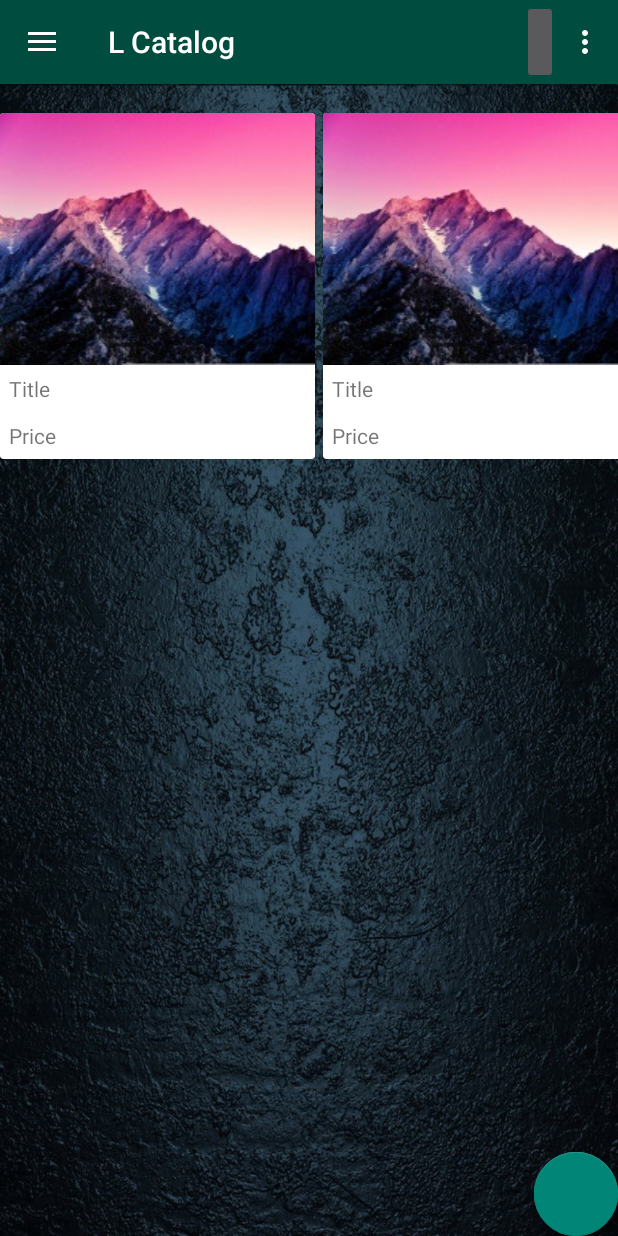
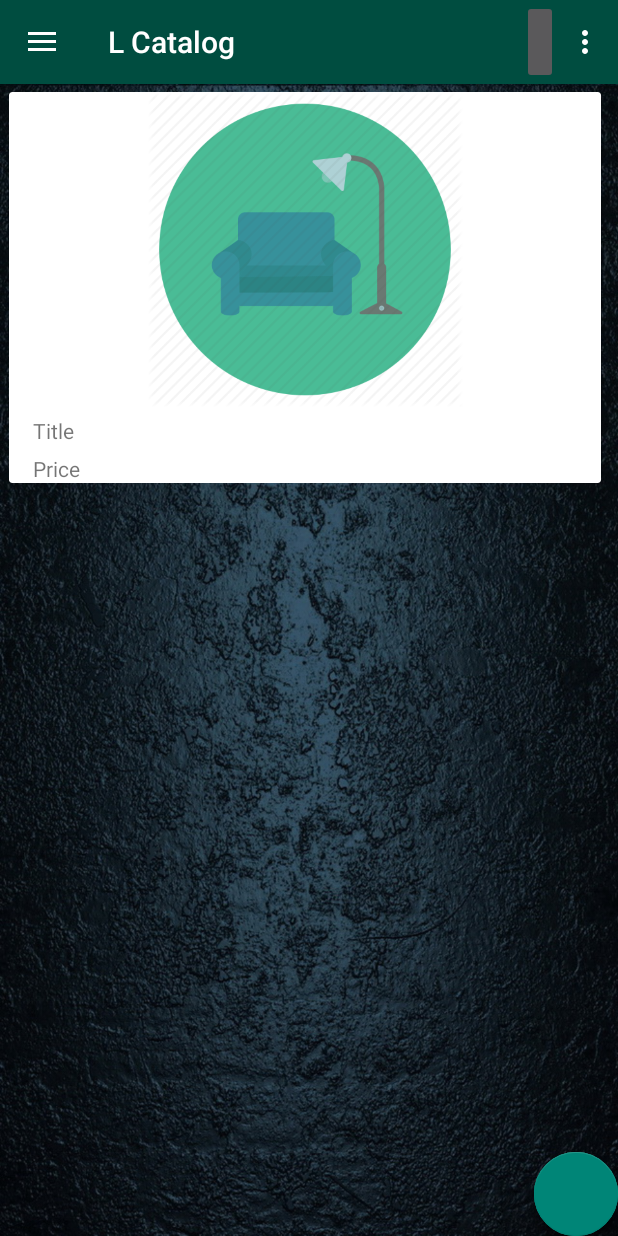
Before and after one commit to RamakrishnaKatta/Lcatalog_AndroidAppFinal, an Android app: the MainActivity screen opened directly, with no data from a screen before it, in the side drawer, after a tap on "Favourites", on a phone screen of 412 x 824 dp. Run offline under Robolectric (Android 15) with nearby library versions, the phone set to English and light mode, and no system bars; libraries missing offline, so code that uses them is left out: com.getbase.floatingactionbutton; plain views replace FloatingActionButton, FloatingActionsMenu; 2 statements that could not run were skipped.

Commit message:
Merge branch 'devTeam' of C:\Android\WorkShop\AndroidStudioProjects\Lcatalog_AndroidApp with conflicts.

```diff
--- a/app/src/main/java/com/lucidleanlabs/dev/lcatalog_androidapp/MainActivity.java
+++ b/app/src/main/java/com/lucidleanlabs/dev/lcatalog_androidapp/MainActivity.java
@@ -20,6 +20,9 @@ import android.widget.FrameLayout;
 import android.widget.RelativeLayout;
 
 import com.getbase.floatingactionbutton.FloatingActionsMenu;
+import com.lucidleanlabs.dev.lcatalog_androidapp.adapters.GridViewAdapter;
+import com.lucidleanlabs.dev.lcatalog_androidapp.adapters.ListViewHorizontalAdapter;
+import com.lucidleanlabs.dev.lcatalog_androidapp.adapters.ListViewVerticalAdapter;
 
 public class MainActivity extends AppCompatActivity
         implements NavigationView.OnNavigationItemSelectedListener {
@@ -119,63 +122,56 @@ public class MainActivity extends AppCompatActivity
 
         if (id == R.id.nav_catalog) {
 
-            RecyclerView gridView = (RecyclerView) findViewById(R.id.grid_recycler);
-            gridView.setHasFixedSize(true);
+            RecyclerView horizontal_recycler = (RecyclerView) findViewById(R.id.horizontal_recycler);
+            RecyclerView vertical_recycler = (RecyclerView) findViewById(R.id.vertical_recycler);
+            RecyclerView grid_recycler = (RecyclerView) findViewById(R.id.grid_recycler);
+            grid_recycler.setHasFixedSize(true);
 
             GridLayoutManager gridManager = new GridLayoutManager(this, 2);
-            gridView.setLayoutManager(gridManager);
+            grid_recycler.setLayoutManager(gridManager);
             GridViewAdapter gridAdapter = new GridViewAdapter(this);
-            gridView.setAdapter(gridAdapter);
+            grid_recycler.setAdapter(gridAdapter);
 
-
-            RelativeLayout grid_layout = (RelativeLayout) findViewById(R.id.grid_layout);
-            RelativeLayout horizontal_view = (RelativeLayout) findViewById(R.id.horizontal_layout);
-            RelativeLayout vertical_view = (RelativeLayout) findViewById(R.id.vertical_layout);
-
-            if(horizontal_view.getVisibility() == View.VISIBLE || vertical_view.getVisibility() == View.VISIBLE){
-                horizontal_view.setVisibility(View.GONE);
-                vertical_view.setVisibility(View.GONE);
-                grid_layout.setVisibility(View.VISIBLE);
+            if (horizontal_recycler.getVisibility() == View.VISIBLE || vertical_recycler.getVisibility() == View.VISIBLE) {
+                horizontal_recycler.setVisibility(View.GONE);
+                vertical_recycler.setVisibility(View.GONE);
+                grid_recycler.setVisibility(View.VISIBLE);
             }
 
         } else if (id == R.id.nav_gallery) {
 
-            RecyclerView horizontalList = (RecyclerView) findViewById(R.id.horizontal_recycler);
-            horizontalList.setHasFixedSize(true);
+            RecyclerView grid_recycler = (RecyclerView) findViewById(R.id.grid_recycler);
+            RecyclerView horizontal_recycler = (RecyclerView) findViewById(R.id.horizontal_recycler);
+            RecyclerView vertical_recycler = (RecyclerView) findViewById(R.id.vertical_recycler);
+            horizontal_recycler.setHasFixedSize(true);
 
             LinearLayoutManager horizontalManager = new LinearLayoutManager(this, LinearLayoutManager.HORIZONTAL, false);
-            horizontalList.setLayoutManager(horizontalManager);
+            horizontal_recycler.setLayoutManager(horizontalManager);
             ListViewHorizontalAdapter horizontalAdapter = new ListViewHorizontalAdapter(this);
-            horizontalList.setAdapter(horizontalAdapter);
+            horizontal_recycler.setAdapter(horizontalAdapter);
 
-            RelativeLayout grid_layout = (RelativeLayout) findViewById(R.id.grid_layout);
-            RelativeLayout horizontal_view = (RelativeLayout) findViewById(R.id.horizontal_layout);
-            RelativeLayout vertical_view = (RelativeLayout) findViewById(R.id.vertical_layout);
-
-            if(grid_layout.getVisibility() == View.VISIBLE || vertical_view.getVisibility() == View.VISIBLE){
-                grid_layout.setVisibility(View.GONE);
-                vertical_view.setVisibility(View.GONE);
-                horizontal_view.setVisibility(View.VISIBLE);
+            if (grid_recycler.getVisibility() == View.VISIBLE || vertical_recycler.getVisibility() == View.VISIBLE) {
+                grid_recycler.setVisibility(View.GONE);
+                vertical_recycler.setVisibility(View.GONE);
+                horizontal_recycler.setVisibility(View.VISIBLE);
             }
 
         } else if (id == R.id.nav_slideshow) {
 
-            RecyclerView verticalList = (RecyclerView) findViewById(R.id.vertical_recycler);
-            verticalList.setHasFixedSize(true);
+            RecyclerView grid_recycler = (RecyclerView) findViewById(R.id.grid_recycler);
+            RecyclerView horizontal_recycler = (RecyclerView) findViewById(R.id.horizontal_recycler);
+            RecyclerView vertical_recycler = (RecyclerView) findViewById(R.id.vertical_recycler);
+            vertical_recycler.setHasFixedSize(true);
 
             LinearLayoutManager verticalManager = new LinearLayoutManager(this, LinearLayoutManager.VERTICAL, false);
-            verticalList.setLayoutManager(verticalManager);
+            vertical_recycler.setLayoutManager(verticalManager);
             ListViewVerticalAdapter verticalAdapter = new ListViewVerticalAdapter(this);
-            verticalList.setAdapter(verticalAdapter);
+            vertical_recycler.setAdapter(verticalAdapter);
 
-            RelativeLayout grid_layout = (RelativeLayout) findViewById(R.id.grid_layout);
-            RelativeLayout horizontal_view = (RelativeLayout) findViewById(R.id.horizontal_layout);
-            RelativeLayout vertical_view = (RelativeLayout) findViewById(R.id.vertical_layout);
-
-            if(grid_layout.getVisibility() == View.VISIBLE || horizontal_view.getVisibility() == View.VISIBLE){
-                grid_layout.setVisibility(View.GONE);
-                horizontal_view.setVisibility(View.GONE);
-                vertical_view.setVisibility(View.VISIBLE);
+            if (grid_recycler.getVisibility() == View.VISIBLE || horizontal_recycler.getVisibility() == View.VISIBLE) {
+                grid_recycler.setVisibility(View.GONE);
+                horizontal_recycler.setVisibility(View.GONE);
+                vertical_recycler.setVisibility(View.VISIBLE);
             }
 
 
--- a/app/src/main/java/com/lucidleanlabs/dev/lcatalog_androidapp/ListViewHorizontalAdapter.java
+++ b/app/src/main/java/com/lucidleanlabs/dev/lcatalog_androidapp/adapters/ListViewHorizontalAdapter.java
@@ -1,4 +1,4 @@
-package com.lucidleanlabs.dev.lcatalog_androidapp;
+package com.lucidleanlabs.dev.lcatalog_androidapp.adapters;
 
 import android.app.Activity;
 import android.support.v7.widget.RecyclerView;
@@ -8,11 +8,13 @@ import android.view.ViewGroup;
 import android.widget.LinearLayout;
 import android.widget.Toast;
 
-class ListViewHorizontalAdapter extends RecyclerView.Adapter<ListViewHorizontalAdapter.ViewHolder> {
+import com.lucidleanlabs.dev.lcatalog_androidapp.R;
+
+public class ListViewHorizontalAdapter extends RecyclerView.Adapter<ListViewHorizontalAdapter.ViewHolder> {
 
     private Activity activity;
 
-    ListViewHorizontalAdapter(Activity activity) {
+    public ListViewHorizontalAdapter(Activity activity) {
         this.activity = activity;
     }
 
--- a/app/src/main/res/layout/app_bar_main.xml
+++ b/app/src/main/res/layout/app_bar_main.xml
@@ -97,57 +97,29 @@
             android:background="@color/oil" />
     </FrameLayout>
 
-    <RelativeLayout xmlns:android="http://schemas.android.com/apk/res/android"
-        android:id="@+id/grid_layout"
-        android:layout_width="match_parent"
-        android:layout_height="match_parent"
-        android:layout_gravity="center"
-        android:orientation="vertical"
-        android:visibility="visible">
-
     <android.support.v7.widget.RecyclerView
         android:id="@+id/grid_recycler"
         android:layout_width="match_parent"
         android:layout_height="wrap_content"
-            android:layout_alignParentStart="true"
-            android:layout_alignParentTop="true"
         android:layout_marginTop="55dp"
-            android:padding="@dimen/thumbnail" />
-
-    </RelativeLayout>
-
-    <RelativeLayout xmlns:android="http://schemas.android.com/apk/res/android"
-        android:id="@+id/horizontal_layout"
-        android:layout_width="match_parent"
-        android:layout_height="match_parent"
-        android:layout_alignParentStart="true"
-        android:layout_alignParentTop="true"
-        android:orientation="vertical"
-        android:visibility="visible">
+        android:background="#40000000"
+        android:padding="@dimen/thumbnail"
+        android:visibility="visible" />
 
     <android.support.v7.widget.RecyclerView
         android:id="@+id/horizontal_recycler"
         android:layout_width="match_parent"
         android:layout_height="wrap_content"
-            android:layout_marginTop="75dp" />
-
-    </RelativeLayout>
-
-    <RelativeLayout xmlns:android="http://schemas.android.com/apk/res/android"
-        android:id="@+id/vertical_layout"
-        android:layout_width="match_parent"
-        android:layout_height="match_parent"
-        android:layout_alignParentStart="true"
-        android:layout_alignParentTop="true"
-        android:orientation="vertical"
-        android:visibility="visible">
+        android:layout_marginTop="55dp"
+        android:padding="@dimen/thumbnail"
+        android:visibility="visible" />
 
     <android.support.v7.widget.RecyclerView
         android:id="@+id/vertical_recycler"
         android:layout_width="match_parent"
         android:layout_height="wrap_content"
-            android:layout_marginTop="75dp" />
-
-    </RelativeLayout>
+        android:layout_marginTop="55dp"
+        android:padding="@dimen/thumbnail"
+        android:visibility="visible" />
 
 </android.support.design.widget.CoordinatorLayout>
--- a/app/src/main/res/layout/item_grid.xml
+++ b/app/src/main/res/layout/item_grid.xml
@@ -2,6 +2,8 @@
 <RelativeLayout xmlns:android="http://schemas.android.com/apk/res/android"
     android:layout_width="120dp"
     android:layout_height="120dp"
+    android:layout_gravity="center"
+    android:gravity="center"
     android:padding="@dimen/thumbnail">
 
     <ImageView
@@ -16,7 +18,7 @@
         android:layout_width="match_parent"
         android:layout_height="wrap_content"
         android:layout_alignParentBottom="true"
-        android:background="#80000000"
+        android:background="#40000000"
         android:padding="10dp"
         android:textColor="#ffffff" />
 
--- a/app/src/main/res/layout/item_horizontal_list.xml
+++ b/app/src/main/res/layout/item_horizontal_list.xml
@@ -1,32 +1,36 @@
 <?xml version="1.0" encoding="utf-8"?>
 <android.support.v7.widget.CardView xmlns:android="http://schemas.android.com/apk/res/android"
-    android:layout_width="210dp"
+    android:layout_width="fill_parent"
     android:layout_height="wrap_content"
     android:layout_marginRight="5dp">
 
     <LinearLayout
         android:id="@+id/layout"
-        android:layout_width="match_parent"
+        android:layout_width="wrap_content"
         android:layout_height="wrap_content"
         android:layout_gravity="center"
         android:orientation="vertical">
 
         <ImageView
             android:layout_width="match_parent"
-            android:layout_height="wrap_content"
-            android:scaleType="fitXY"
-            android:src="@drawable/mountain" />
+            android:layout_height="210dp"
+            android:scaleType="fitCenter"
+            android:src="@drawable/dummy_icon" />
 
         <TextView
             android:layout_width="match_parent"
             android:layout_height="match_parent"
-            android:padding="@dimen/thumbnail"
+            android:paddingLeft="@dimen/activity_horizontal_margin"
+            android:paddingRight="@dimen/activity_horizontal_margin"
+            android:paddingTop="@dimen/thumbnail"
             android:text="Title" />
 
         <TextView
             android:layout_width="match_parent"
             android:layout_height="wrap_content"
-            android:padding="@dimen/thumbnail"
+            android:paddingLeft="@dimen/activity_horizontal_margin"
+            android:paddingRight="@dimen/activity_horizontal_margin"
+            android:paddingTop="@dimen/thumbnail"
             android:text="Price" />
 
     </LinearLayout>
```
Also changed, not shown: app/src/main/java/com/lucidleanlabs/dev/lcatalog_androidapp/adapters/GridViewAdapter.java (renamed from app/src/main/java/com/lucidleanlabs/dev/lcatalog_androidapp/GridViewAdapter.java, +8 -2 lines), app/src/main/java/com/lucidleanlabs/dev/lcatalog_androidapp/adapters/ListViewVerticalAdapter.java (renamed from app/src/main/java/com/lucidleanlabs/dev/lcatalog_androidapp/ListViewVerticalAdapter.java, +8 -30 lines), app/src/main/res/layout/item_vertical_list.xml (+5 -5 lines), app/src/main/res/drawable/even.png (deleted), app/src/main/res/drawable/mountain.jpg (deleted), app/src/main/res/drawable/odd.png (deleted). Lines whose indentation alone changed are shown as unchanged.
